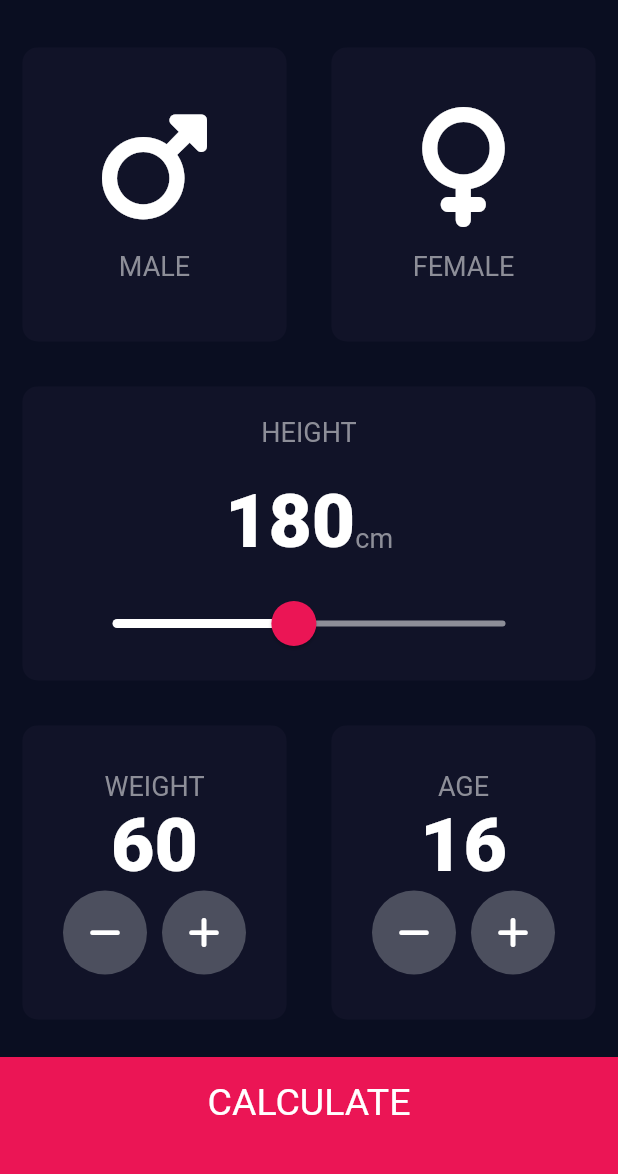
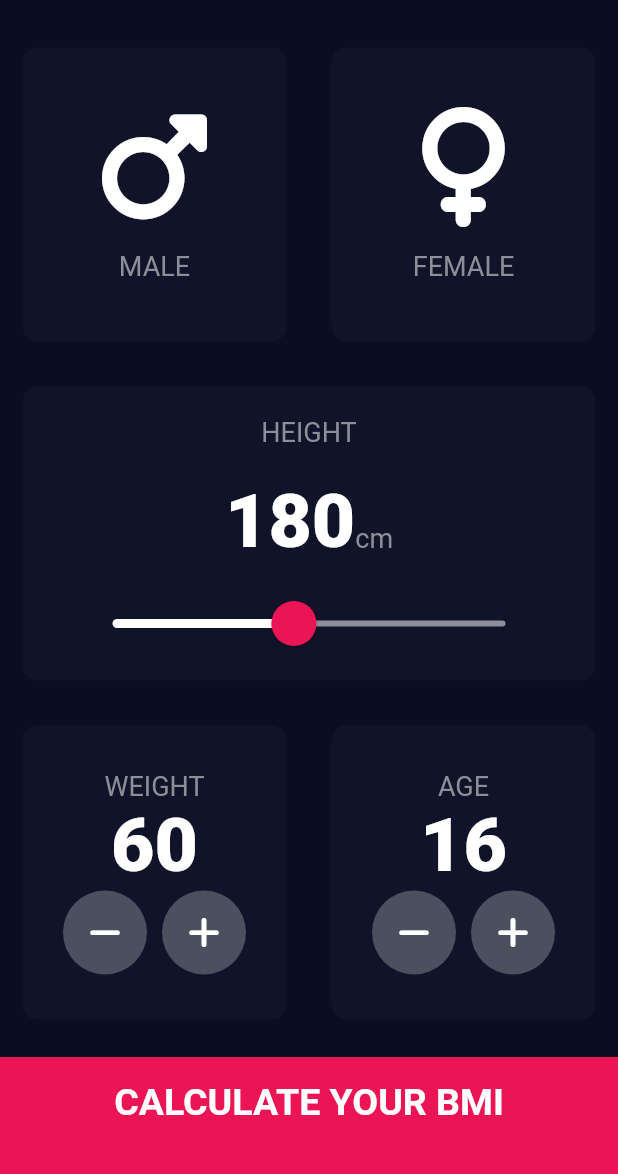
Before and after one commit to joemdjossou/bmi_calculator_ui-ux, a Flutter app: the screen it shows after launch, on a phone screen of 412 x 824 dp, the part 59-1233 px from its top. Run offline on Flutter 3.47's test engine with Material 2 defaults, Android fonts, the phone set to English and light mode, and no system bars; our stand-ins replace flutter_svg, font_awesome_flutter; missing offline and left inert: flutter_pie_chart.

Commit message:
BottomBarTextModification
from Calculate to Calculate your BMI

```diff
--- a/lib/constants.dart
+++ b/lib/constants.dart
@@ -19,7 +19,7 @@ const kNumberTextStyle = TextStyle(
 
 const kCalculateTextStyle = TextStyle(
   fontSize: 25.0,
-  fontWeight: FontWeight.w400,
+  fontWeight: FontWeight.bold,
   color: Color(0xFFFFFFFF),
 );
 
--- a/lib/screens/input_page.dart
+++ b/lib/screens/input_page.dart
@@ -242,7 +242,7 @@ class _InputPageState extends State<InputPage> {
                 ),
               );
             },
-            buttonTitle: 'CALCULATE',
+            buttonTitle: 'CALCULATE YOUR BMI',
           ),
         ],
       ),
```
